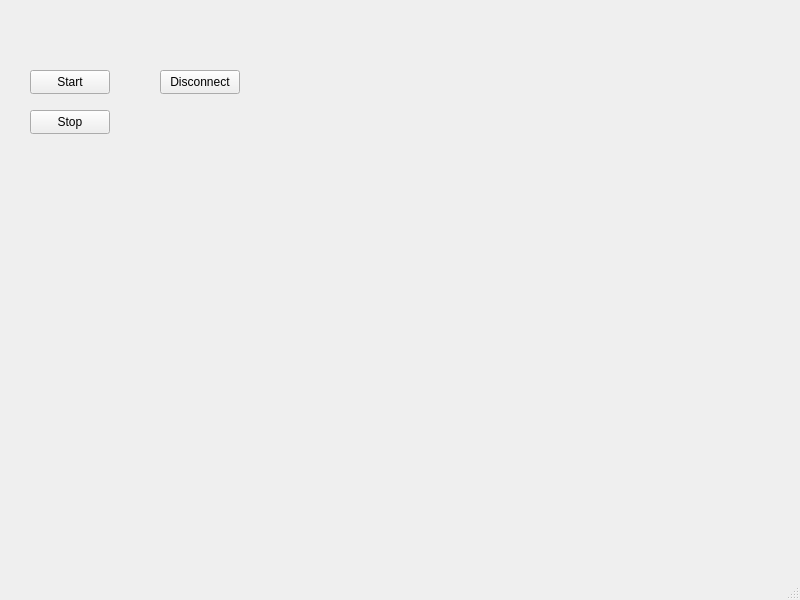
First picture: the form in mainwindow.ui, repository DamianJeu/QtSymulator, before the edit.
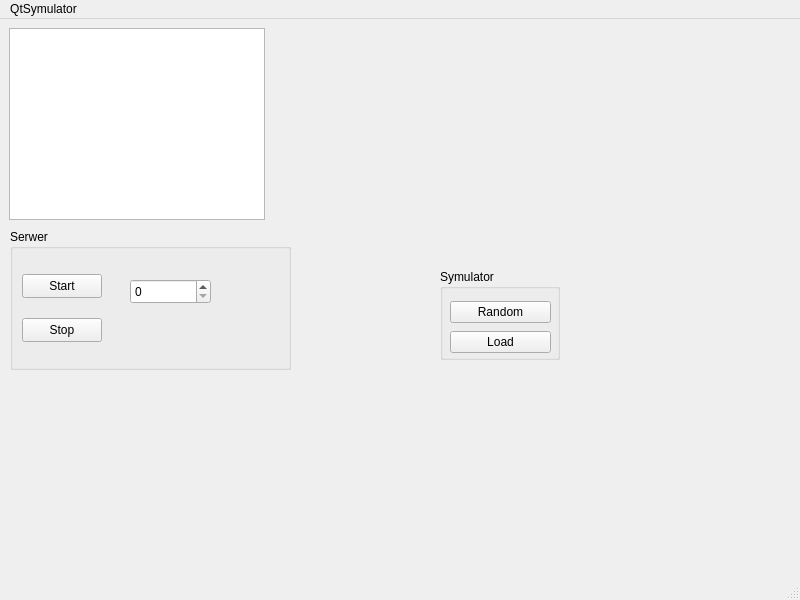
Second picture: the form after the edit.

Patch:
```diff
--- a/mainwindow.ui
+++ b/mainwindow.ui
@@ -14,44 +14,106 @@
    <string>MainWindow</string>
   </property>
   <widget class="QWidget" name="centralwidget">
-   <widget class="QPushButton" name="pushButtonStartServer">
+   <widget class="QTextBrowser" name="textBrowserNetwork">
+    <property name="enabled">
+     <bool>true</bool>
+    </property>
     <property name="geometry">
      <rect>
-      <x>30</x>
-      <y>70</y>
-      <width>80</width>
-      <height>24</height>
+      <x>9</x>
+      <y>9</y>
+      <width>256</width>
+      <height>192</height>
      </rect>
     </property>
-    <property name="text">
-     <string>Start</string>
-    </property>
    </widget>
-   <widget class="QPushButton" name="pushButtonStop">
+   <widget class="QGroupBox" name="groupBox">
     <property name="geometry">
      <rect>
-      <x>30</x>
-      <y>110</y>
-      <width>80</width>
-      <height>24</height>
+      <x>10</x>
+      <y>210</y>
+      <width>281</width>
+      <height>141</height>
      </rect>
     </property>
-    <property name="text">
-     <string>Stop</string>
+    <property name="title">
+     <string>Serwer</string>
     </property>
+    <widget class="QPushButton" name="pushButtonStop">
+     <property name="geometry">
+      <rect>
+       <x>12</x>
+       <y>89</y>
+       <width>80</width>
+       <height>24</height>
+      </rect>
+     </property>
+     <property name="text">
+      <string>Stop</string>
+     </property>
+    </widget>
+    <widget class="QPushButton" name="pushButtonStartServer">
+     <property name="geometry">
+      <rect>
+       <x>12</x>
+       <y>45</y>
+       <width>80</width>
+       <height>24</height>
+      </rect>
+     </property>
+     <property name="text">
+      <string>Start</string>
+     </property>
+    </widget>
+    <widget class="QSpinBox" name="spinBox">
+     <property name="geometry">
+      <rect>
+       <x>120</x>
+       <y>50</y>
+       <width>81</width>
+       <height>25</height>
+      </rect>
+     </property>
+    </widget>
    </widget>
-   <widget class="QPushButton" name="pushButtonDisconnect">
+   <widget class="QGroupBox" name="groupBox_2">
     <property name="geometry">
      <rect>
-      <x>160</x>
-      <y>70</y>
-      <width>80</width>
-      <height>24</height>
+      <x>440</x>
+      <y>250</y>
+      <width>120</width>
+      <height>91</height>
      </rect>
     </property>
-    <property name="text">
-     <string>Disconnect</string>
+    <property name="title">
+     <string>Symulator</string>
     </property>
+    <widget class="QWidget" name="verticalLayoutWidget_2">
+     <property name="geometry">
+      <rect>
+       <x>10</x>
+       <y>30</y>
+       <width>101</width>
+       <height>56</height>
+      </rect>
+     </property>
+     <layout class="QVBoxLayout" name="verticalLayout_2">
+      <item>
+       <widget class="QPushButton" name="pushButton_2">
+        <property name="text">
+         <string>Random</string>
+        </property>
+       </widget>
+      </item>
+      <item>
+       <widget class="QPushButton" name="pushButton">
+        <property name="text">
+         <string>Load</string>
+        </property>
+       </widget>
+      </item>
+     </layout>
+    </widget>
    </widget>
   </widget>
   <widget class="QMenuBar" name="menubar">
@@ -63,6 +125,12 @@
      <height>21</height>
     </rect>
    </property>
+   <widget class="QMenu" name="menu">
+    <property name="title">
+     <string>QtSymulator</string>
+    </property>
+   </widget>
+   <addaction name="menu"/>
   </widget>
   <widget class="QStatusBar" name="statusbar"/>
  </widget>
```
Left out of the diff: 2 changed lines with no effect on the pictures.
